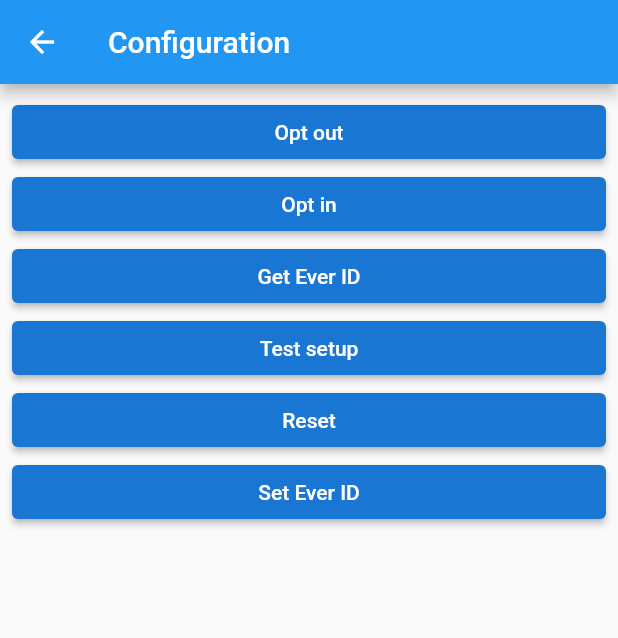
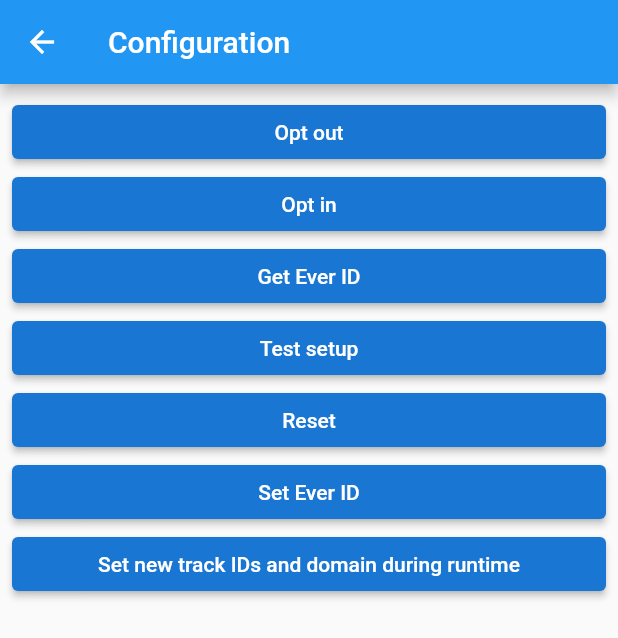
Before and after one commit to mapp-digital/Mapp-Intelligence-Flutter-Tracking, a Flutter app: the screen it shows after launch, after a tap on "Configuration", on a phone screen of 412 x 824 dp. Shown: the top 638 px of the screen. Run offline on Flutter 3.47's test engine with Material 2 defaults, Android fonts, the phone set to English and light mode, and no system bars; our stand-ins replace chewie, video_player; network calls fail.

Commit message:
set track id and domain added for flutter iOS

```diff
--- a/example/lib/Details.dart
+++ b/example/lib/Details.dart
@@ -86,6 +86,14 @@ class DetailsView extends StatelessWidget {
       style:
           ElevatedButton.styleFrom(primary: Theme.of(context).primaryColorDark),
     ));
+    buttons.add(ElevatedButton(
+      onPressed: () {
+        PluginMappintelligence.setIdsAndDomain(["222222"], "wwww.runtime.com");
+      },
+      child: Text("Set new track IDs and domain during runtime"),
+      style:
+          ElevatedButton.styleFrom(primary: Theme.of(context).primaryColorDark),
+    ));
     return buttons;
   }
 
```
Also changed, not shown: lib/plugin_mappintelligence.dart (+7 -1 lines), 1 other file.
